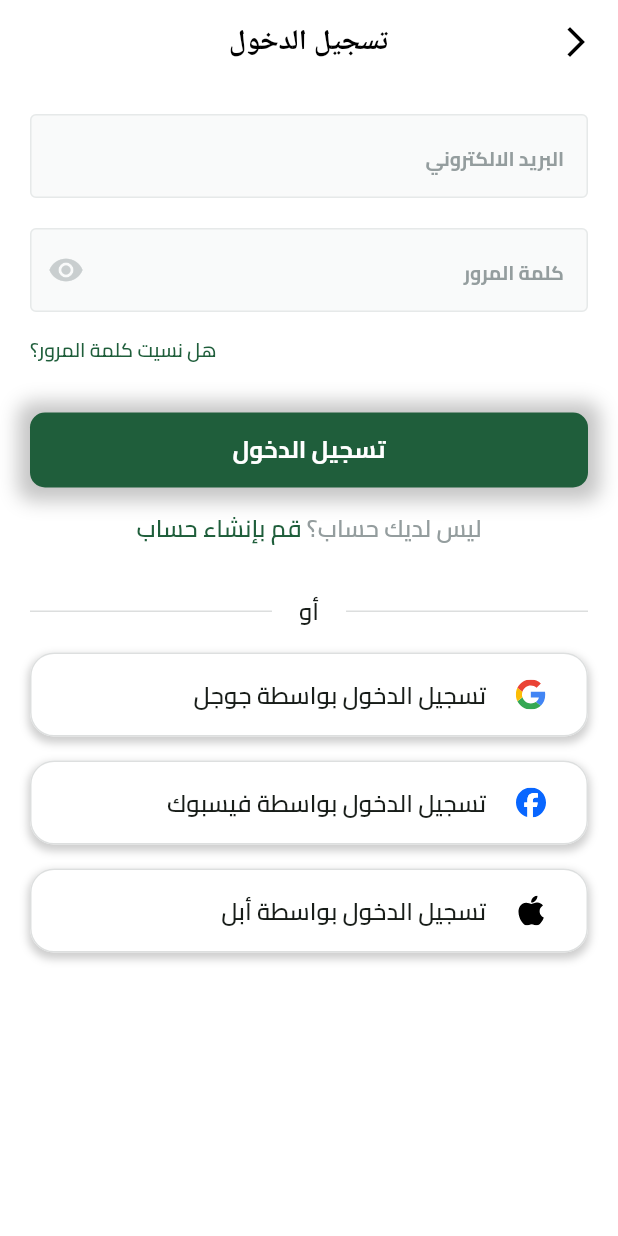
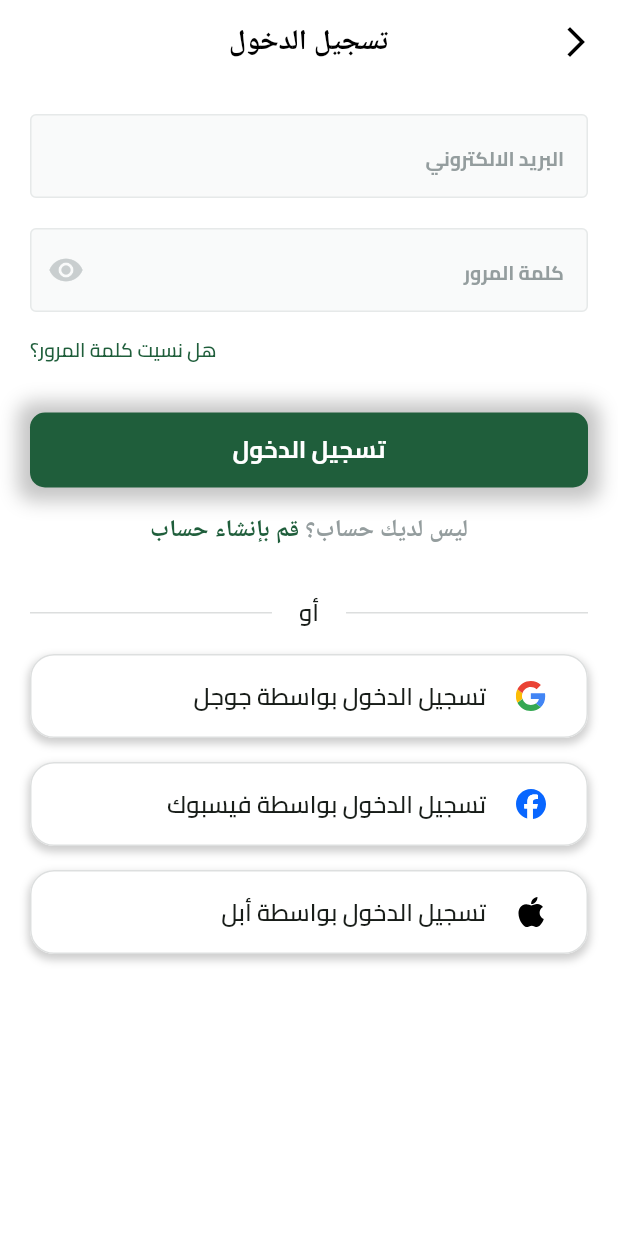
Before and after one commit to AhmedBelal31/FruitHub, a Flutter app: the screen it shows after launch, after a tap on "تخطي", on a phone screen of 412 x 824 dp. Run offline on Flutter 3.47's test engine with Material 3 defaults, Android fonts, the phone set to English and light mode, and no system bars; our stand-ins replace flutter_svg, shared_preferences, smooth_page_indicator.

Commit message:
Build Don't Have An Account Widget

```diff
--- a/lib/core/widgets/do_not_have_an_account.dart
+++ b/lib/core/widgets/do_not_have_an_account.dart
@@ -1,44 +1,50 @@
+import 'package:flutter/gestures.dart';
 import 'package:flutter/material.dart';
 import '../utils/app_colors.dart';
 import '../utils/app_text_styles.dart';
 
 class DoNotHaveAnAccount extends StatelessWidget {
-  final Function()? onTap ;
+  final Function()? onTap;
+
   const DoNotHaveAnAccount({super.key, this.onTap});
 
   @override
   Widget build(BuildContext context) {
-    // return GestureDetector(
-    //   onTap: onTap,
-    //   child: Text.rich(TextSpan(children: [
-    //     TextSpan(
-    //       text: 'ليس لديك حساب؟ ',
+    return Text.rich(
+      TextSpan(
+        children: [
+          TextSpan(
+            text: 'ليس لديك حساب؟ ',
+            style:
+                TextStyles.semiBold16.copyWith(color: const Color(0xFF949D9E)),
+          ),
+          TextSpan(
+            text: 'قم بإنشاء حساب',
+            recognizer: TapGestureRecognizer()..onTap = onTap,
+            style:
+                TextStyles.semiBold16.copyWith(color: AppColors.primaryColor),
+          ),
+        ],
+      ),
+    );
+
+    // return Row(
+    //   mainAxisAlignment: MainAxisAlignment.center,
+    //   children: [
+    //     Text(
+    //       'ليس لديك حساب؟ ',
     //       style: TextStyles.semiBold16.copyWith(color: const Color(0xFF949D9E)),
     //     ),
-    //     TextSpan(
-    //       text: 'قم بإنشاء حساب',
-    //       style: TextStyles.semiBold16.copyWith(color:  AppColors.primaryColor),
+    //
+    //     GestureDetector(
+    //       onTap: onTap,
+    //       child: Text(
+    //         'قم بإنشاء حساب',
+    //         style: TextStyles.semiBold16.copyWith(color:  AppColors.primaryColor),
+    //       ),
     //     ),
-    //   ])),
+    //
+    //   ],
     // );
-
-    return Row(
-      mainAxisAlignment: MainAxisAlignment.center,
-      children: [
-        Text(
-          'ليس لديك حساب؟ ',
-          style: TextStyles.semiBold16.copyWith(color: const Color(0xFF949D9E)),
-        ),
-
-        GestureDetector(
-          onTap: onTap,
-          child: Text(
-            'قم بإنشاء حساب',
-            style: TextStyles.semiBold16.copyWith(color:  AppColors.primaryColor),
-          ),
-        ),
-
-      ],
-    );
   }
 }
```
